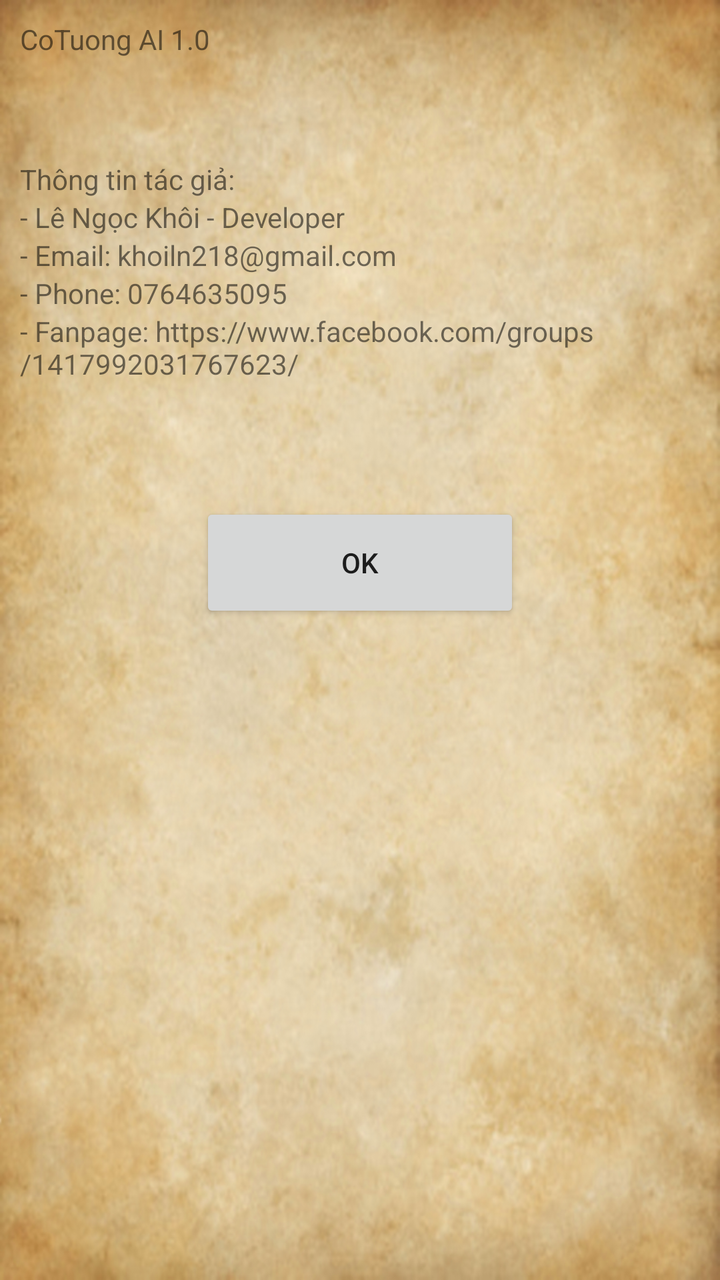
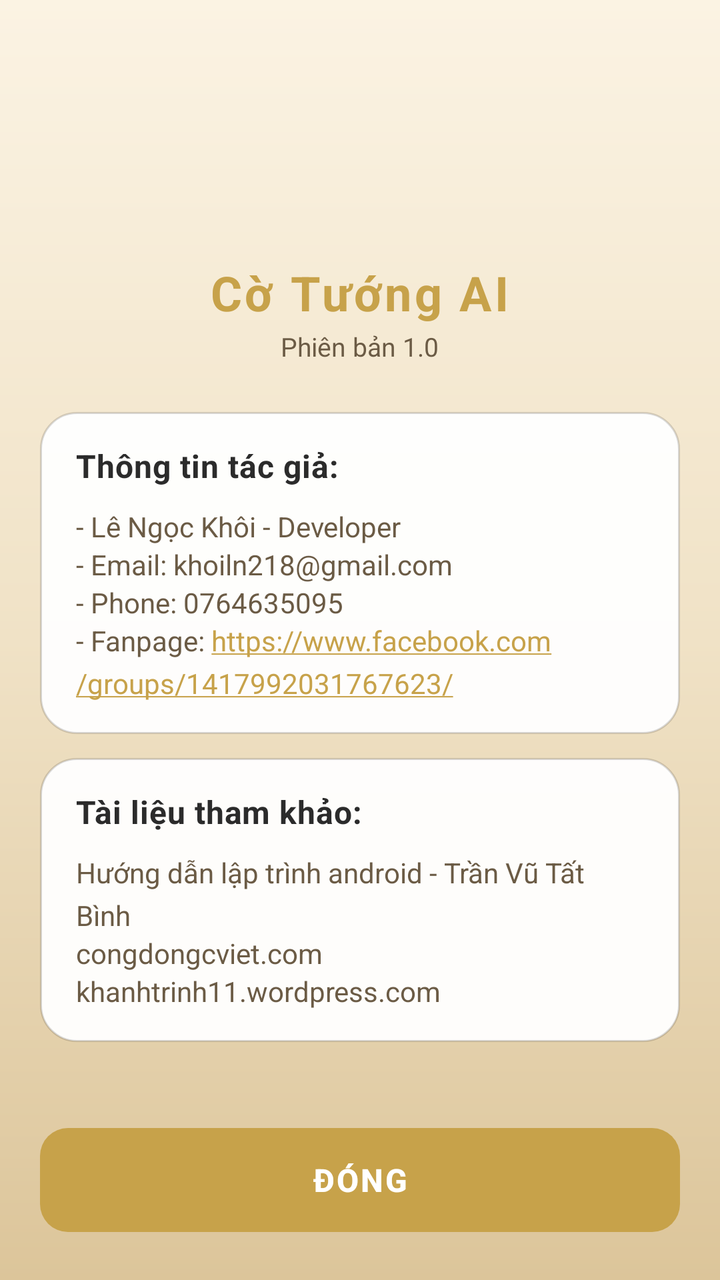

An Android layout rendered at two revisions. The XML below is the earlier revision; the diff shows what the commit changed to produce the second picture.
<!-- AndroidManifest.xml: application theme AppTheme -->
<!-- res/layout/about.xml -->
<?xml version="1.0" encoding="utf-8"?>
<LinearLayout xmlns:android="http://schemas.android.com/apk/res/android"
    android:id="@+id/about_root"
    android:layout_width="fill_parent"
    android:layout_height="fill_parent"
    android:layout_gravity="center"
    android:background="@drawable/bga"
    android:orientation="vertical">

    <LinearLayout
        android:layout_width="match_parent"
        android:layout_height="wrap_content"
        android:layout_gravity="center"
        android:orientation="vertical"
        android:padding="10dp">

        <TextView
            android:layout_width="wrap_content"
            android:layout_height="70dp"
            android:text="@string/about_string" />

        <TextView
            android:layout_width="wrap_content"
            android:layout_height="wrap_content"
            android:text="@string/about_info" />

        <LinearLayout
            android:layout_width="wrap_content"
            android:layout_height="wrap_content"
            android:orientation="vertical">

            <TextView
                android:layout_width="wrap_content"
                android:layout_height="wrap_content"
                android:text="@string/about1_label" />

            <TextView
                android:layout_width="wrap_content"
                android:layout_height="wrap_content"
                android:text="@string/about2_label" />

            <TextView
                android:layout_width="wrap_content"
                android:layout_height="wrap_content"
                android:text="@string/about3_label" />

            <TextView
                android:layout_width="wrap_content"
                android:layout_height="wrap_content"
                android:text="@string/about4_label" />
        </LinearLayout>

        <LinearLayout
            android:layout_width="wrap_content"
            android:layout_height="wrap_content"
            android:orientation="vertical"
            android:visibility="gone">

            <TextView
                android:layout_width="wrap_content"
                android:layout_height="wrap_content"
                android:layout_marginTop="100dp"
                android:text="@string/thamkhao_label" />

            <TextView
                android:layout_width="wrap_content"
                android:layout_height="wrap_content"
                android:text="@string/thamkhao1_label" />

            <TextView
                android:layout_width="wrap_content"
                android:layout_height="wrap_content"
                android:text="@string/thamkhao2_label" />

            <TextView
                android:layout_width="wrap_content"
                android:layout_height="wrap_content"
                android:text="@string/thamkhao3_label" />
        </LinearLayout>
    </LinearLayout>

    <Button
        android:id="@+id/about_button"
        android:layout_width="160dp"
        android:layout_height="60dp"
        android:layout_gravity="center"
        android:layout_marginTop="50dp"
        android:text="@string/about_button_label" />

</LinearLayout>
<!-- resources referenced by this layout -->
<resources>
  <!-- drawable bga: png bitmap (drawable, 882113 bytes) -->
  <string name="about1_label">- Lê Ngọc Khôi - Developer</string>
  <string name="about2_label">- Email: khoiln218@gmail.com</string>
  <string name="about3_label">- Phone: 0764635095</string>
  <string name="about4_label">- Fanpage: https://www.facebook.com/groups/1417992031767623/</string>
  <string name="about_button_label">OK</string>
  <string name="about_info">Thông tin tác giả:</string>
  <string name="about_string">CoTuong AI 1.0</string>
  <string name="thamkhao1_label">Hướng dẫn lập trình android - Trần Vũ Tất Bình</string>
  <string name="thamkhao2_label">congdongcviet.com</string>
  <string name="thamkhao3_label">khanhtrinh11.wordpress.com</string>
  <string name="thamkhao_label">Tài liệu tham khảo:</string>
  <style name="AppTheme" parent="Theme.AppCompat.Light.NoActionBar">
          <item name="colorPrimary">@color/colorPrimary</item>
          <item name="colorPrimaryDark">@color/colorPrimaryDark</item>
          <item name="colorAccent">@color/colorAccent</item>
      </style>
  <color name="colorPrimary">#3F51B5</color>
  <color name="colorPrimaryDark">#303F9F</color>
  <color name="colorAccent">#FF4081</color>
</resources>

<!-- the commit's change to res/layout/about.xml (unified diff, before → after) -->
@@ -1,90 +1,168 @@
 <?xml version="1.0" encoding="utf-8"?>
-<LinearLayout xmlns:android="http://schemas.android.com/apk/res/android"
+<ScrollView xmlns:android="http://schemas.android.com/apk/res/android"
+    xmlns:tools="http://schemas.android.com/tools"
     android:id="@+id/about_root"
-    android:layout_width="fill_parent"
-    android:layout_height="fill_parent"
-    android:layout_gravity="center"
-    android:background="@drawable/bga"
-    android:orientation="vertical">
+    android:layout_width="match_parent"
+    android:layout_height="match_parent"
+    android:background="@drawable/bg_game"
+    android:fillViewport="true">
 
     <LinearLayout
         android:layout_width="match_parent"
         android:layout_height="wrap_content"
-        android:layout_gravity="center"
+        android:gravity="center_horizontal"
         android:orientation="vertical"
-        android:padding="10dp">
+        android:paddingStart="20dp"
+        android:paddingTop="32dp"
+        android:paddingEnd="20dp"
+        android:paddingBottom="24dp">
 
-        <TextView
-            android:layout_width="wrap_content"
-            android:layout_height="70dp"
-            android:text="@string/about_string" />
+        <ImageView
+            android:id="@+id/about_avatar"
+            android:layout_width="84dp"
+            android:layout_height="84dp"
+            android:padding="8dp"
+            tools:ignore="ContentDescription" />
 
         <TextView
             android:layout_width="wrap_content"
             android:layout_height="wrap_content"
-            android:text="@string/about_info" />
+            android:layout_marginTop="14dp"
+            android:letterSpacing="0.06"
+            android:text="@string/about_string"
+            android:textColor="@color/gold"
+            android:textSize="24sp"
+            android:textStyle="bold" />
+
+        <TextView
+            android:layout_width="wrap_content"
+            android:layout_height="wrap_content"
+            android:layout_marginTop="2dp"
+            android:text="@string/lobby_version"
+            android:textColor="@color/textMuted"
+            android:textSize="13sp" />
 
         <LinearLayout
-            android:layout_width="wrap_content"
+            android:layout_width="match_parent"
             android:layout_height="wrap_content"
-            android:orientation="vertical">
+            android:layout_marginTop="24dp"
+            android:background="@drawable/bg_side_card_idle"
+            android:elevation="3dp"
+            android:orientation="vertical"
+            android:paddingStart="18dp"
+            android:paddingTop="16dp"
+            android:paddingEnd="18dp"
+            android:paddingBottom="16dp">
 
             <TextView
                 android:layout_width="wrap_content"
                 android:layout_height="wrap_content"
-                android:text="@string/about1_label" />
+                android:letterSpacing="0.02"
+                android:text="@string/about_info"
+                android:textColor="@color/sideBlack"
+                android:textSize="16sp"
+                android:textStyle="bold" />
+
+            <TextView
+                android:layout_width="match_parent"
+                android:layout_height="wrap_content"
+                android:layout_marginTop="10dp"
+                android:lineSpacingExtra="5dp"
+                android:text="@string/about1_label"
+                android:textColor="@color/textMuted"
+                android:textSize="14sp" />
+
+            <TextView
+                android:layout_width="match_parent"
+                android:layout_height="wrap_content"
+                android:lineSpacingExtra="5dp"
+                android:text="@string/about2_label"
+                android:textColor="@color/textMuted"
+                android:textSize="14sp" />
+
+            <TextView
+                android:layout_width="match_parent"
+                android:layout_height="wrap_content"
+                android:lineSpacingExtra="5dp"
+                android:text="@string/about3_label"
+                android:textColor="@color/textMuted"
+                android:textSize="14sp" />
+
+            <TextView
+                android:layout_width="match_parent"
+                android:layout_height="wrap_content"
+                android:autoLink="web"
+                android:lineSpacingExtra="5dp"
+                android:text="@string/about4_label"
+                android:textColor="@color/textMuted"
+                android:textColorLink="@color/gold"
+                android:textSize="14sp" />
+        </LinearLayout>
+
+        <LinearLayout
+            android:layout_width="match_parent"
+            android:layout_height="wrap_content"
+            android:layout_marginTop="12dp"
+            android:background="@drawable/bg_side_card_idle"
+            android:elevation="3dp"
+            android:orientation="vertical"
+            android:paddingStart="18dp"
+            android:paddingTop="16dp"
+            android:paddingEnd="18dp"
+            android:paddingBottom="16dp">
 
             <TextView
                 android:layout_width="wrap_content"
                 android:layout_height="wrap_content"
-                android:text="@string/about2_label" />
+                android:letterSpacing="0.02"
+                android:text="@string/thamkhao_label"
+                android:textColor="@color/sideBlack"
+                android:textSize="16sp"
+                android:textStyle="bold" />
 
             <TextView
-                android:layout_width="wrap_content"
+                android:layout_width="match_parent"
                 android:layout_height="wrap_content"
-                android:text="@string/about3_label" />
+                android:layout_marginTop="10dp"
+                android:lineSpacingExtra="5dp"
+                android:text="@string/thamkhao1_label"
+                android:textColor="@color/textMuted"
+                android:textSize="14sp" />
 
             <TextView
-                android:layout_width="wrap_content"
+                android:layout_width="match_parent"
                 android:layout_height="wrap_content"
-                android:text="@string/about4_label" />
+                android:lineSpacingExtra="5dp"
+                android:text="@string/thamkhao2_label"
+                android:textColor="@color/textMuted"
+                android:textSize="14sp" />
+
+            <TextView
+                android:layout_width="match_parent"
+                android:layout_height="wrap_content"
+                android:lineSpacingExtra="5dp"
+                android:text="@string/thamkhao3_label"
+                android:textColor="@color/textMuted"
+                android:textSize="14sp" />
         </LinearLayout>
 
-        <LinearLayout
-            android:layout_width="wrap_content"
-            android:layout_height="wrap_content"
-            android:orientation="vertical"
-            android:visibility="gone">
+        <View
+            android:layout_width="match_parent"
+            android:layout_height="0dp"
+            android:layout_weight="1"
+            android:minHeight="20dp" />
 
-            <TextView
-                android:layout_width="wrap_content"
-                android:layout_height="wrap_content"
-                android:layout_marginTop="100dp"
-                android:text="@string/thamkhao_label" />
-
-            <TextView
-                android:layout_width="wrap_content"
-                android:layout_height="wrap_content"
-                android:text="@string/thamkhao1_label" />
-
-            <TextView
-                android:layout_width="wrap_content"
-                android:layout_height="wrap_content"
-                android:text="@string/thamkhao2_label" />
-
-            <TextView
-                android:layout_width="wrap_content"
-                android:layout_height="wrap_content"
-                android:text="@string/thamkhao3_label" />
-        </LinearLayout>
+        <Button
+            android:id="@+id/about_button"
+            android:layout_width="match_parent"
+            android:layout_height="52dp"
+            android:layout_marginTop="20dp"
+            android:background="@drawable/bg_button_gold"
+            android:letterSpacing="0.06"
+            android:stateListAnimator="@null"
+            android:text="@string/about_button_label"
+            android:textColor="@android:color/white"
+            android:textSize="16sp"
+            android:textStyle="bold" />
     </LinearLayout>
-
-    <Button
-        android:id="@+id/about_button"
-        android:layout_width="160dp"
-        android:layout_height="60dp"
-        android:layout_gravity="center"
-        android:layout_marginTop="50dp"
-        android:text="@string/about_button_label" />
-
-</LinearLayout>
+</ScrollView>
<!-- resource entries referenced after the edit -->
@@ -1,13 +1,48 @@
 <!-- resources referenced by this layout -->
 <resources>
-  <!-- drawable bga: png bitmap (drawable, 882113 bytes) -->
+  <color name="gold">#C7A24A</color>
+  <color name="sideBlack">#2B2B2B</color>
+  <color name="textMuted">#6B5B45</color>
+  <!-- drawable bg_button_gold (drawable) -->
+  <?xml version="1.0" encoding="utf-8"?>
+  <ripple xmlns:android="http://schemas.android.com/apk/res/android"
+      android:color="@color/rippleLight">
+      <item>
+          <shape android:shape="rectangle">
+              <solid android:color="@color/gold" />
+              <corners android:radius="14dp" />
+          </shape>
+      </item>
+  </ripple>
+  <!-- drawable bg_game (drawable) -->
+  <?xml version="1.0" encoding="utf-8"?>
+  <shape xmlns:android="http://schemas.android.com/apk/res/android"
+      android:shape="rectangle">
+      <gradient
+          android:angle="270"
+          android:centerColor="@color/bgMid"
+          android:endColor="@color/bgBottom"
+          android:startColor="@color/bgTop"
+          android:type="linear" />
+  </shape>
+  <!-- drawable bg_side_card_idle (drawable) -->
+  <?xml version="1.0" encoding="utf-8"?>
+  <shape xmlns:android="http://schemas.android.com/apk/res/android"
+      android:shape="rectangle">
+      <solid android:color="@color/cardIdle" />
+      <stroke
+          android:width="1dp"
+          android:color="@color/cardStroke" />
+      <corners android:radius="18dp" />
+  </shape>
   <string name="about1_label">- Lê Ngọc Khôi - Developer</string>
   <string name="about2_label">- Email: khoiln218@gmail.com</string>
   <string name="about3_label">- Phone: 0764635095</string>
   <string name="about4_label">- Fanpage: https://www.facebook.com/groups/1417992031767623/</string>
-  <string name="about_button_label">OK</string>
+  <string name="about_button_label">Đóng</string>
   <string name="about_info">Thông tin tác giả:</string>
-  <string name="about_string">CoTuong AI 1.0</string>
+  <string name="about_string">Cờ Tướng AI</string>
+  <string name="lobby_version">Phiên bản 1.0</string>
   <string name="thamkhao1_label">Hướng dẫn lập trình android - Trần Vũ Tất Bình</string>
   <string name="thamkhao2_label">congdongcviet.com</string>
   <string name="thamkhao3_label">khanhtrinh11.wordpress.com</string>
@@ -17,6 +52,12 @@
           <item name="colorPrimaryDark">@color/colorPrimaryDark</item>
           <item name="colorAccent">@color/colorAccent</item>
       </style>
+  <color name="rippleLight">#55FFFFFF</color>
+  <color name="bgMid">#F0E2C6</color>
+  <color name="bgBottom">#DCC59A</color>
+  <color name="bgTop">#FBF3E3</color>
+  <color name="cardIdle">#F2FFFFFF</color>
+  <color name="cardStroke">#26000000</color>
   <color name="colorPrimary">#3F51B5</color>
   <color name="colorPrimaryDark">#303F9F</color>
   <color name="colorAccent">#FF4081</color>
